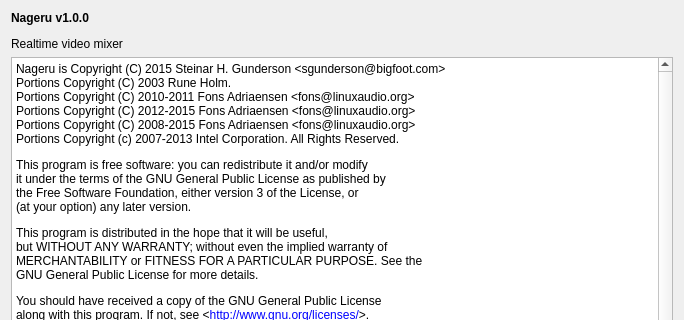
This is ui_aboutdialog.ui in mstorsjo/nageru as Qt 5 draws it before an edit; both pictures show x 0 to 684 and y 0 to 320 of the 684 by 544 pixel window. The edited form follows.
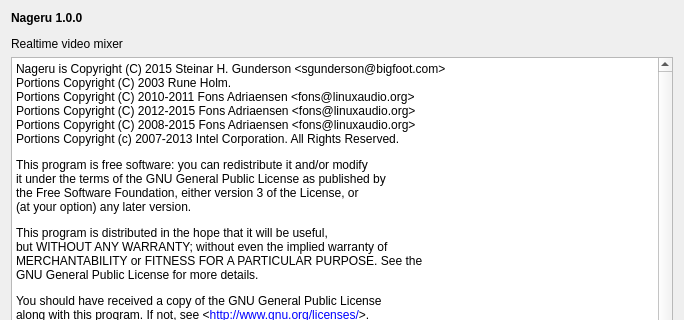
This is the edited form.

Commit message: Cosmetic change to the about dialog.

```diff
--- a/ui_aboutdialog.ui
+++ b/ui_aboutdialog.ui
@@ -17,7 +17,7 @@
    <item>
     <widget class="QLabel" name="label">
      <property name="text">
-      <string>&lt;p&gt;&lt;b&gt;Nageru v1.0.0&lt;/b&gt;&lt;/p&gt;
+      <string>&lt;p&gt;&lt;b&gt;Nageru 1.0.0&lt;/b&gt;&lt;/p&gt;
 
 &lt;p&gt;Realtime video mixer&lt;/p&gt;</string>
      </property>
```
